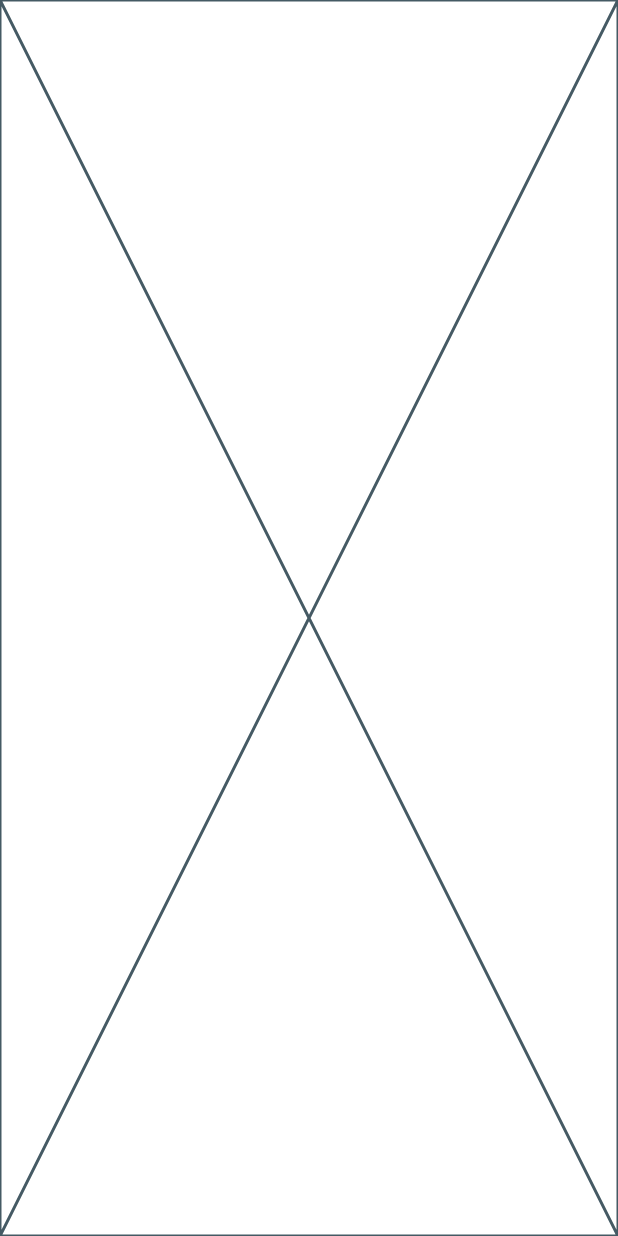
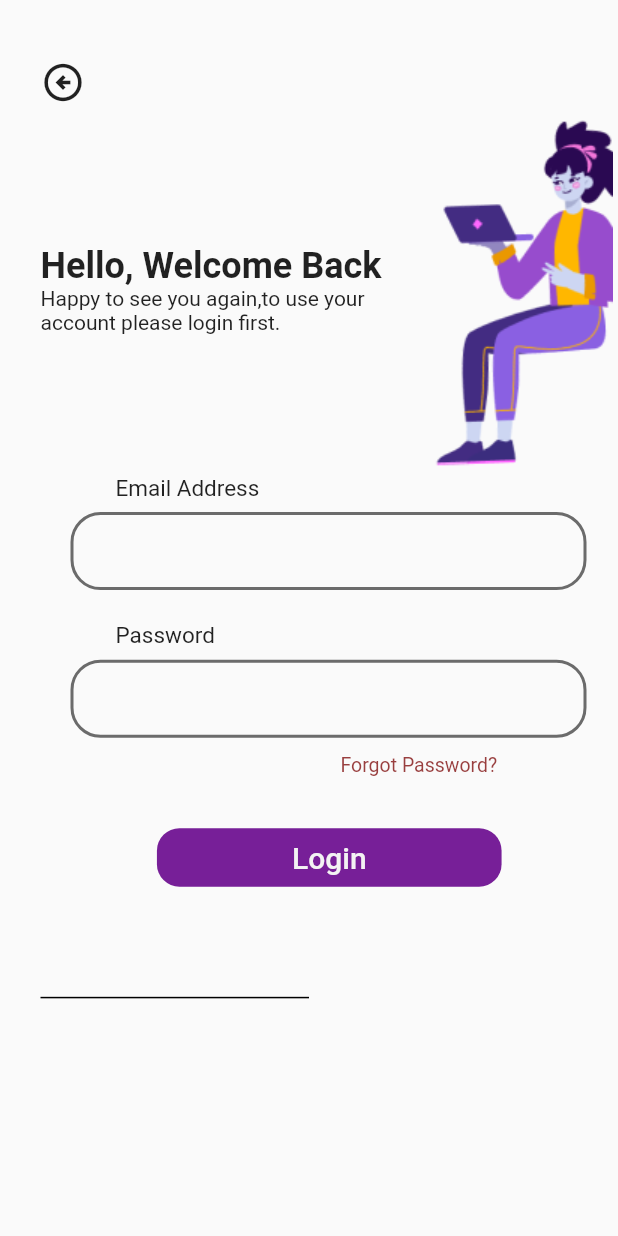
Before and after one commit to hamxamehboob/chat-app, a Flutter app: the SplashScreen screen opened directly, after a tap on "Get Started", on a phone screen of 412 x 824 dp. Run offline on Flutter 3.47's test engine with Material 2 defaults, Android fonts, the phone set to English and light mode, and no system bars; our stand-ins replace smooth_page_indicator.

Commit message:
Login Screen Created

```diff
--- a/lib/main.dart
+++ b/lib/main.dart
@@ -1,3 +1,4 @@
+import 'package:chat_app/screens/login_screen.dart';
 import 'package:chat_app/screens/splash_screen.dart';
 import 'package:flutter/material.dart';
 
@@ -10,9 +11,8 @@ class MyApp extends StatelessWidget {
   @override
   Widget build(BuildContext context) {
     return const MaterialApp(
-
       debugShowCheckedModeBanner: false,
-      home: SplashScreen(),
+      home: Login(),
     );
   }
 }
--- a/lib/screens/login_screen.dart
+++ b/lib/screens/login_screen.dart
@@ -1,9 +1,95 @@
+import 'package:chat_app/screens/splash_screen.dart';
+import 'package:chat_app/widgets/text_button.dart';
+import 'package:chat_app/widgets/text_input_field.dart';
 import 'package:flutter/material.dart';
+
 class Login extends StatelessWidget {
   const Login({Key? key}) : super(key: key);
 
   @override
   Widget build(BuildContext context) {
-    return const Placeholder();
+    double screenHeight = MediaQuery.of(context).size.height;
+    double screenWeight = MediaQuery.of(context).size.width;
+    return SafeArea(
+      child: Scaffold(
+        body: Padding(
+          padding: const EdgeInsets.only(left: 27, top: 40),
+          child: Column(
+            crossAxisAlignment: CrossAxisAlignment.start,
+            children: [
+              GestureDetector(
+                onTap: () {
+                  Navigator.of(context).push(
+                    MaterialPageRoute(
+                      builder: (_) => SplashScreen(),
+                    ),
+                  );
+                },
+                child: Icon(
+                  Icons.arrow_circle_left_outlined,
+                  size: 30,
+                ),
+              ),
+              Row(
+                children: [
+                  Column(
+                    crossAxisAlignment: CrossAxisAlignment.start,
+                    children: [
+                      Text(
+                        "Hello, Welcome Back",
+                        style: TextStyle(
+                            fontWeight: FontWeight.w600, fontSize: 24),
+                      ),
+                      Text(
+                          "Happy to see you again,to use your\naccount please login first.")
+                    ],
+                  ),
+                  Expanded(
+                      child:
+                          Image.asset("assets/images/LoginScreen_image.png")),
+                ],
+              ),
+              Padding(
+                padding: const EdgeInsets.only(left: 50),
+                child: Text(
+                  "Email Address",
+                  style: TextStyle(fontSize: 15, fontWeight: FontWeight.w400),
+                ),
+              ),
+              TextInputField(),
+              SizedBox(
+                height: screenHeight * 0.026,
+              ),
+              Padding(
+                padding: const EdgeInsets.only(left: 50),
+                child: Text(
+                  "Password",
+                  style: TextStyle(fontSize: 15, fontWeight: FontWeight.w400),
+                ),
+              ),
+              TextInputField(),
+              SizedBox(height: screenHeight * 0.013,),
+              Padding(
+                padding: const EdgeInsets.only(left:200,right:29 ),
+                child: Text(
+                  "Forgot Password?",
+                  style: TextStyle(
+                      color: Color(0xFF993F3F),
+                      fontWeight: FontWeight.w400,
+                      fontSize: 13),
+                ),
+              ),
+              SizedBox(height: screenHeight * 0.042,),
+              ActionButton(label: 'Login',),
+              SizedBox(height: screenHeight * 0.08,),
+              Divider(
+                color: Colors.black,thickness: 1,
+                endIndent: screenWeight * 0.5 ,
+              ),
+            ],
+          ),
+        ),
+      ),
+    );
   }
 }
--- a/lib/screens/splash_screen.dart
+++ b/lib/screens/splash_screen.dart
@@ -1,4 +1,4 @@
-import 'package:chat_app/widgets/splash_screen_button.dart';
+import 'package:chat_app/widgets/text_button.dart';
 import 'package:flutter/material.dart';
 import 'package:smooth_page_indicator/smooth_page_indicator.dart';
 
@@ -76,7 +76,9 @@ class _SplashScreenState extends State<SplashScreen> {
               SizedBox(
                 height: screenHeight * 0.03,
               ),
-              const SplashScreenButton(),
+              const ActionButton(
+                label: 'Get Started',
+              ),
             ],
           ),
         ),
--- a/lib/widgets/splash_screen_button.dart
+++ b/lib/widgets/text_button.dart
@@ -1,9 +1,9 @@
 import 'package:chat_app/screens/login_screen.dart';
 import 'package:flutter/material.dart';
 
-class SplashScreenButton extends StatelessWidget {
-  const SplashScreenButton({Key? key}) : super(key: key);
-
+class ActionButton extends StatelessWidget {
+  const ActionButton({Key? key, required this.label, }) : super(key: key);
+  final String label;
   @override
   Widget build(BuildContext context) {
     return Center(
@@ -21,9 +21,9 @@ class SplashScreenButton extends StatelessWidget {
           decoration: BoxDecoration(
               color: const Color(0xFF771F98),
               borderRadius: BorderRadius.circular(15)),
-          child: const Text(
-            "Get Started",
-            style: TextStyle(
+          child:  Text(
+            label,
+            style: const TextStyle(
                 color: Color(0xFFF3F3F3),
                 fontSize: 20,
                 fontWeight: FontWeight.w500),
--- /dev/null
+++ b/lib/widgets/text_input_field.dart
@@ -0,0 +1,22 @@
+import 'package:flutter/material.dart';
+
+class TextInputField extends StatelessWidget {
+  const TextInputField({Key? key}) : super(key: key);
+
+  @override
+  Widget build(BuildContext context) {
+    return Padding(
+      padding: const EdgeInsets.only(top: 7),
+      child: Container(
+        padding: EdgeInsets.only(left: 21,right: 21),
+        margin: EdgeInsets.only(left: 20, right: 21),
+        decoration: BoxDecoration(
+            borderRadius: BorderRadius.circular(20),
+            border: Border.all(color: Color(0xFF6B6B6B), width: 2)),
+        child: TextFormField(
+          decoration: InputDecoration(border: InputBorder.none),
+        ),
+      ),
+    );
+  }
+}
--- a/pubspec.yaml
+++ b/pubspec.yaml
@@ -64,6 +64,7 @@ flutter:
      - assets/images/Splash_image2.png
      - assets/images/Splash_image3.jpg
      - assets/images/Splash_image4.png
+     - assets/images/LoginScreen_image.png
 
   # An image asset can refer to one or more resolution-specific "variants", see
   # https://flutter.dev/assets-and-images/#resolution-aware
```
Also changed, not shown: assets/images/LoginScreen_image.png (added).
